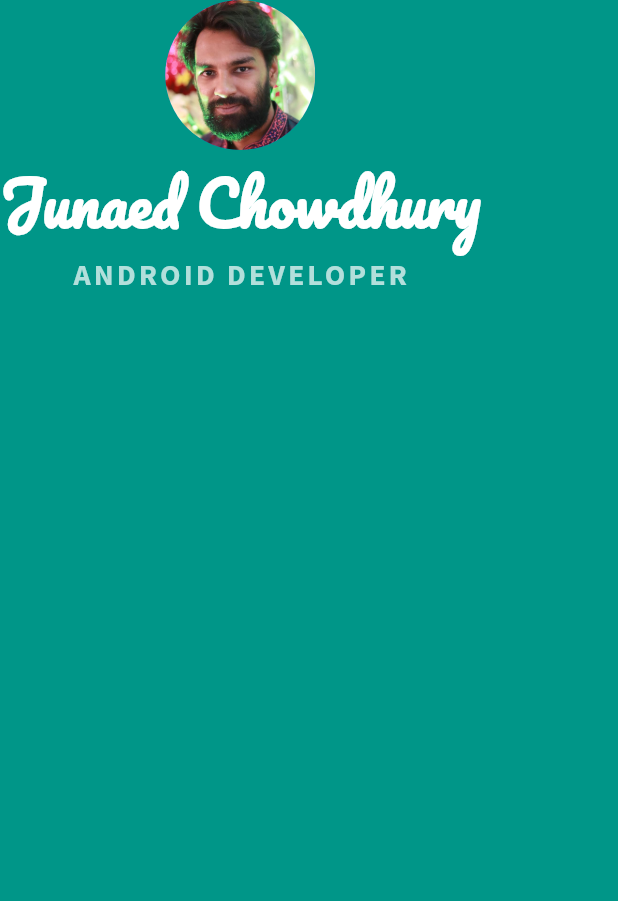
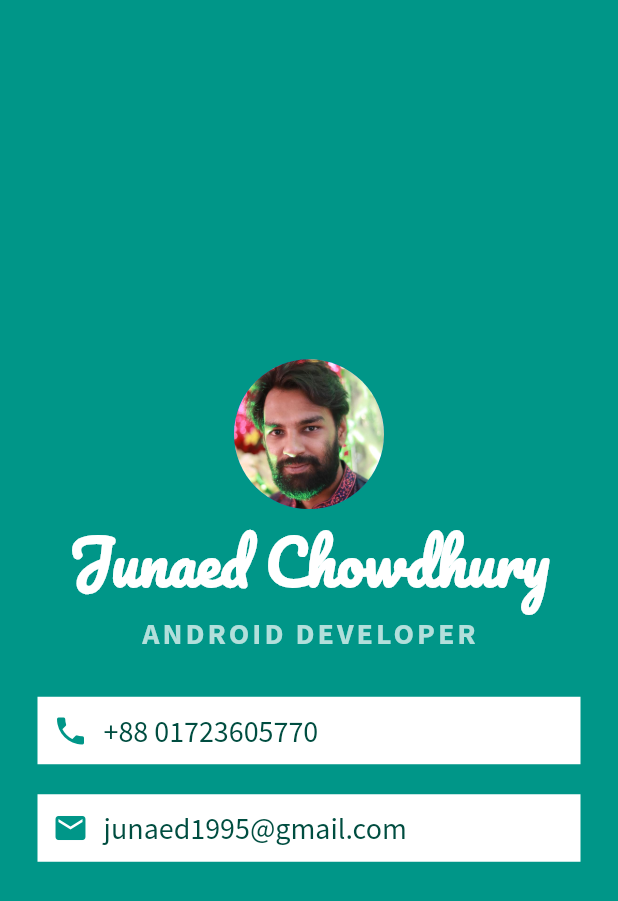
Before and after one commit to Junaed29/card_flutter, a Flutter app: the screen it shows after launch, on a phone screen of 412 x 824 dp. Shown: the top 901 px of the screen. Run offline on Flutter 3.47's test engine with Material 2 defaults, Android fonts, the phone set to English and light mode, and no system bars.

Commit message:
* Ui with Container and Row

```diff
--- a/lib/main.dart
+++ b/lib/main.dart
@@ -15,6 +15,7 @@ class MyApp extends StatelessWidget {
         backgroundColor: Colors.teal,
         body: SafeArea(
           child: Column(
+            mainAxisAlignment: MainAxisAlignment.center,
             children: [
               const CircleAvatar(
                 radius: 50.0,
@@ -39,6 +40,56 @@ class MyApp extends StatelessWidget {
                   fontWeight: FontWeight.bold,
                 ),
               ),
+              Container(
+                color: Colors.white,
+                margin: const EdgeInsets.only(
+                    top: 30, bottom: 10, left: 25, right: 25),
+                padding: EdgeInsets.all(10.0),
+                child: Row(
+                  children: [
+                    const Icon(
+                      Icons.phone,
+                      color: Colors.teal,
+                    ),
+                    const SizedBox(
+                      width: 10.0,
+                    ),
+                    Text(
+                      "+88 01723605770",
+                      style: TextStyle(
+                        color: Colors.teal.shade900,
+                        fontFamily: "Source_Sans_Pro",
+                        fontSize: 20.0,
+                      ),
+                    ),
+                  ],
+                ),
+              ),
+              Container(
+                color: Colors.white,
+                margin: const EdgeInsets.symmetric(
+                    vertical: 10.0, horizontal: 25.0),
+                padding: const EdgeInsets.all(10.0),
+                child: Row(
+                  children: [
+                    const Icon(
+                      Icons.mail,
+                      color: Colors.teal,
+                    ),
+                    const SizedBox(
+                      width: 10.0,
+                    ),
+                    Text(
+                      "junaed1995@gmail.com",
+                      style: TextStyle(
+                        color: Colors.teal.shade900,
+                        fontFamily: "Source_Sans_Pro",
+                        fontSize: 20.0,
+                      ),
+                    ),
+                  ],
+                ),
+              ),
             ],
           ),
         ),
```
